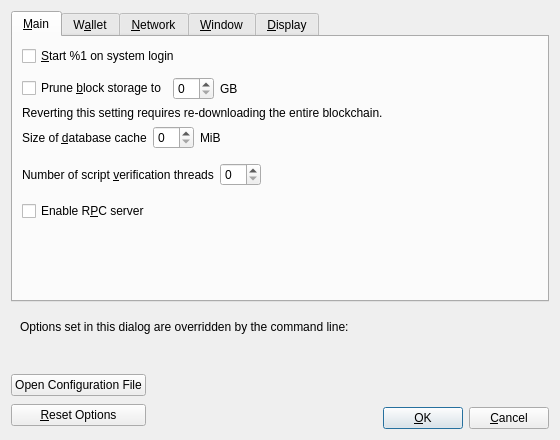
Above: src/qt/forms/optionsdialog.ui from cdonnachie/avian-lab before the change. Below: the same form after it.
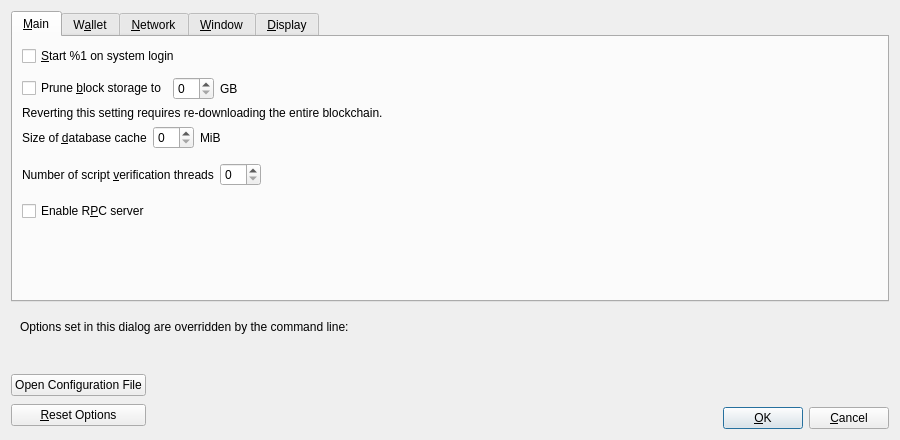
That is the form after the change. Custom widgets are drawn as their Qt base class.

Commit message:
qt: add menu border styling and set Options dialog minimum size
Add QMenu and QMenuBar styling to both Dark and Light themes so menu
popups have a visible border and distinct background. Set minimum size
on the Options dialog to prevent button text from being clipped.

```diff
--- a/src/qt/forms/optionsdialog.ui
+++ b/src/qt/forms/optionsdialog.ui
@@ -6,10 +6,16 @@
    <rect>
     <x>0</x>
     <y>0</y>
-    <width>560</width>
+    <width>900</width>
     <height>440</height>
    </rect>
   </property>
+  <property name="minimumSize">
+   <size>
+    <width>900</width>
+    <height>440</height>
+   </size>
+  </property>
   <property name="windowTitle">
    <string>Options</string>
   </property>
```
The commit also changes 2 other files.
